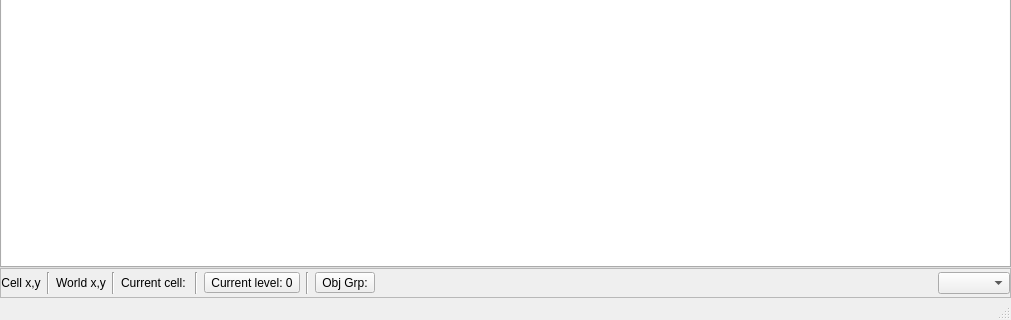
This is src/editor/mainwindow.ui in gruxor/pzworlded as Qt 5 draws it before an edit; both pictures show x 0 to 1011 and y 310 to 630 of the 1011 by 630 pixel window. The edited form follows.
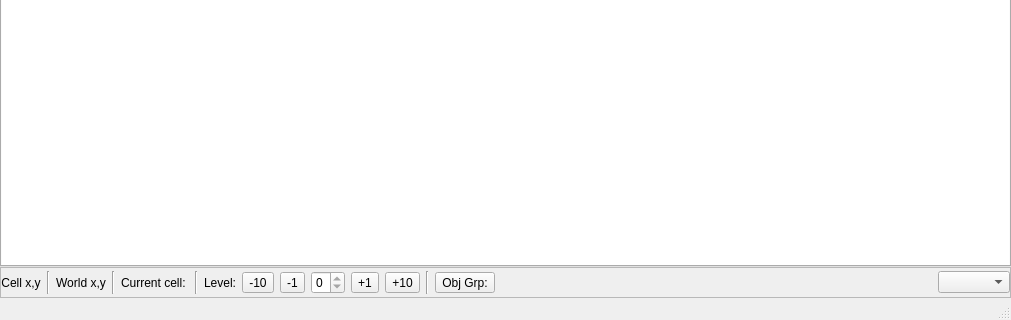
This is the edited form. Icons and pictures are not drawn.

Commit message: Ported some UI-related changes from unified TileZed repo

```diff
--- a/src/editor/mainwindow.ui
+++ b/src/editor/mainwindow.ui
@@ -174,17 +174,52 @@
         </widget>
        </item>
        <item>
-        <widget class="QToolButton" name="currentLevelButton">
-         <property name="text">
-          <string>Current level: 0</string>
-         </property>
-         <property name="popupMode">
-          <enum>QToolButton::InstantPopup</enum>
-         </property>
-         <property name="arrowType">
-          <enum>Qt::NoArrow</enum>
-         </property>
-        </widget>
+          <widget class="QLabel" name="currentLevelLabel">
+           <property name="text">
+            <string>Level:</string>
+           </property>
+          </widget>
+         </item>
+         <item>
+          <widget class="QToolButton" name="currentLevelMinusTen">
+           <property name="text">
+            <string>-10</string>
+           </property>
+          </widget>
+         </item>
+         <item>
+          <widget class="QToolButton" name="currentLevelMinusOne">
+           <property name="text">
+            <string>-1</string>
+           </property>
+          </widget>
+         </item>
+         <item>
+          <widget class="QSpinBox" name="currentLevelSpinBox">
+           <property name="minimum">
+            <number>0</number>
+           </property>
+           <property name="maximum">
+            <number>0</number>
+           </property>
+           <property name="value">
+            <number>0</number>
+           </property>
+          </widget>
+         </item>
+         <item>
+          <widget class="QToolButton" name="currentLevelPlusOne">
+           <property name="text">
+            <string>+1</string>
+           </property>
+          </widget>
+         </item>
+         <item>
+          <widget class="QToolButton" name="currentLevelPlusTen">
+           <property name="text">
+            <string>+10</string>
+           </property>
+          </widget>
        </item>
        <item>
         <widget class="Line" name="line_3">
```
The commit also changes 5 other files.
